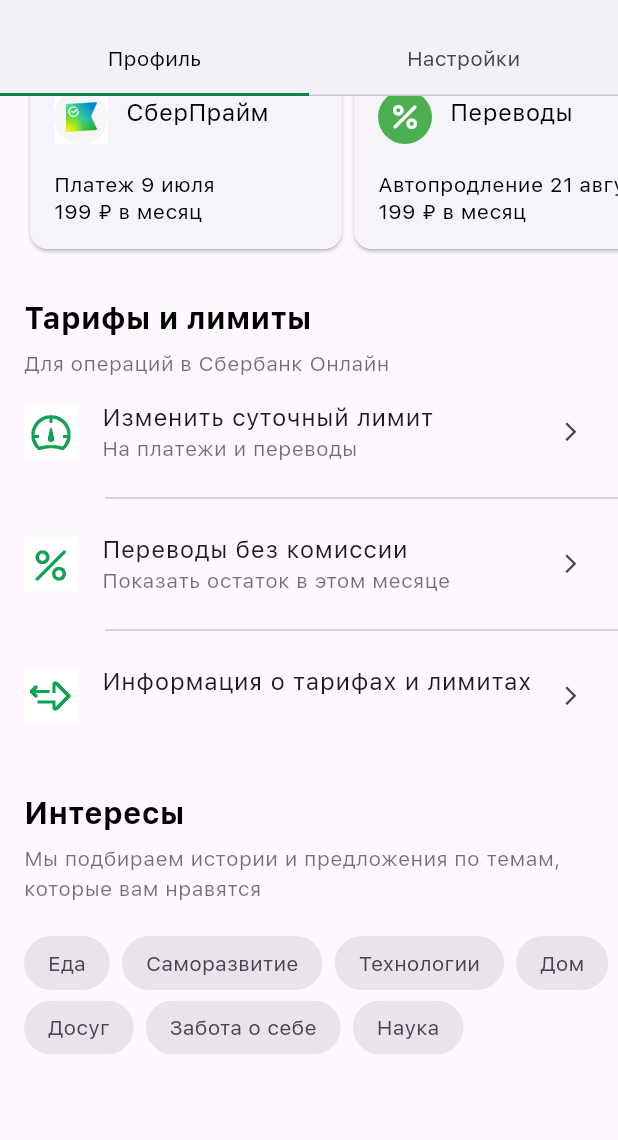
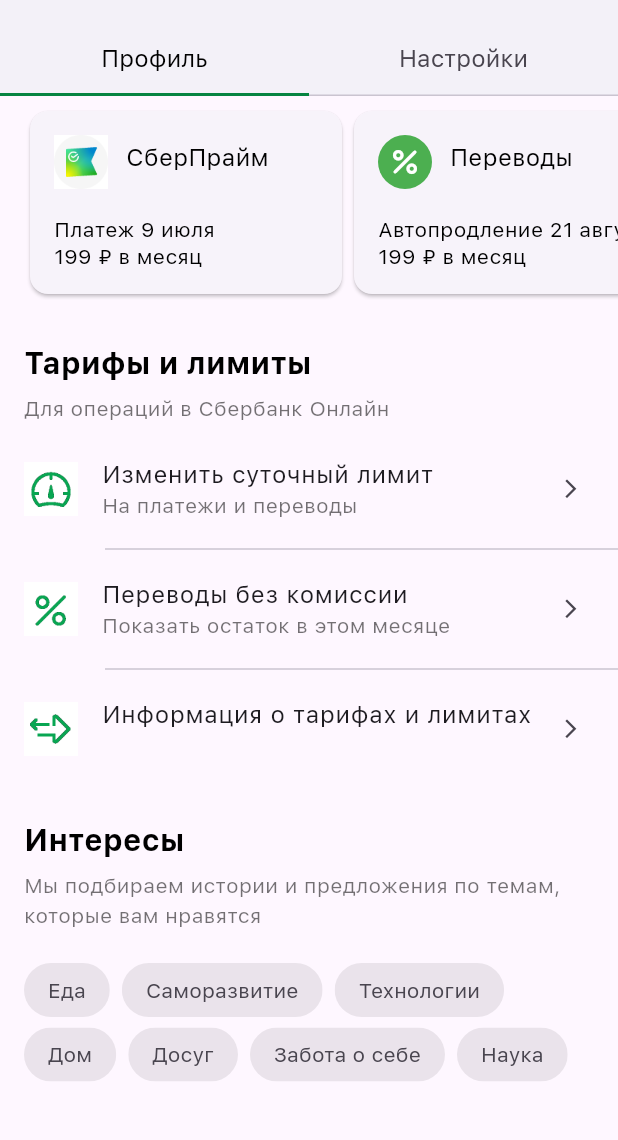
Before and after one commit to csupernova/FlutterScreen, a Flutter app: the screen it shows after launch, scrolled down 260 dp, on a phone screen of 412 x 824 dp, the part 60-1200 px from its top. Run offline on Flutter 3.47's test engine with Material 3 defaults, Android fonts, the phone set to English and light mode, and no system bars.

Commit message:
edit wrap, avatar paddings, fix safe area listView

```diff
--- a/lib/constants/colors.dart
+++ b/lib/constants/colors.dart
@@ -3,6 +3,7 @@
 class AppColors {
   const AppColors._();
 
+  static const white = Color(0xFFFFFFFF);
   static const iconGreen = Color(0xFF08a652);
   static const dividerGreen = Color(0xFF068441);
   static const black = Color(0xFF000000);
--- a/lib/constants/paddings.dart
+++ b/lib/constants/paddings.dart
@@ -1,8 +1,8 @@
 class AppPaddings {
   const AppPaddings._();
 
-  static const nameBottom = 18.0;
-  static const nameTop = 35.0;
+  static const nameBottom = 0.0;
+  static const nameTop = 30.0;
 
   static const mainSidePadding = 16.0;
 
--- a/lib/constants/sizes.dart
+++ b/lib/constants/sizes.dart
@@ -14,6 +14,8 @@
   static const fontRegularSize = 14.0;
   static const fontCardTitleSize = 16.0;
 
+  static const fontTabTitleSize = 16.0;
+
   static const fontListTitleSize = 16.0;
   static const heightListTitle = 20 / 16;
   static const heightListText = 18 / 14;
--- a/lib/main.dart
+++ b/lib/main.dart
@@ -20,11 +20,11 @@
             fontFamily: 'SFProText',
             useMaterial3: true,
             appBarTheme: const AppBarTheme(
-                color: Colors.white,
+                color: AppColors.white,
                 iconTheme: IconThemeData(color: AppColors.iconGreen))),
         home: const DefaultTabController(
+          length: 2,
           child: MyHomePage(),
-          length: 2,
         ));
   }
 }
--- /dev/null
+++ b/lib/ui/profile/carousel.dart
@@ -0,0 +1,122 @@
+import 'package:flutter/material.dart';
+import 'package:flutter_screen/constants/colors.dart';
+import 'package:flutter_screen/constants/paddings.dart';
+import 'package:flutter_screen/constants/sizes.dart';
+import 'package:flutter_screen/constants/strings.dart';
+
+class carousel extends StatelessWidget {
+  const carousel({super.key});
+
+  static const List images = [
+    Image(
+      image: AssetImage(
+        "assets/images/icon_sberprime.png",
+      ),
+      height: Sizes.iconSize,
+      width: Sizes.iconSize,
+    ),
+    CircleAvatar(
+        backgroundColor: Colors.green,
+        radius: 18,
+        child: Icon(Icons.percent_rounded, color: Colors.white)),
+  ];
+
+  @override
+  Widget build(BuildContext context) {
+    return Padding(
+        padding: const EdgeInsets.only(
+          top: AppPaddings.paddingCardTop,
+          //left: AppPaddings.mainSidePadding,
+        ),
+        child: Container(
+          height: Sizes.cardHeight,
+          child: Row(
+            mainAxisSize: MainAxisSize.max,
+            mainAxisAlignment: MainAxisAlignment.start,
+            children: [
+              Expanded(
+                child: ListView.builder(
+                  scrollDirection: Axis.horizontal,
+                  itemCount: Strings.titles.length,
+                  itemBuilder: (context, index) {
+                    return Padding(
+                        padding: EdgeInsets.only(
+                          left: (index == 0) ? AppPaddings.mainSidePadding : 0,
+                          right: (index == Strings.titles.length - 1)
+                              ? AppPaddings.mainSidePadding
+                              : 0,
+                        ),
+                        child: Container(
+                            width: Sizes.cardWidth,
+                            child: Card(
+                              shadowColor: Colors.black,
+                              surfaceTintColor: Colors.white,
+                              child: InkWell(
+                                borderRadius:
+                                    BorderRadius.all(Radius.circular(8)),
+                                onTap: () {},
+                                child: Column(
+                                    mainAxisSize: MainAxisSize.max,
+                                    crossAxisAlignment:
+                                        CrossAxisAlignment.start,
+                                    children: [
+                                      Row(
+                                        children: [
+                                          Padding(
+                                              padding: const EdgeInsets.only(
+                                                  top: AppPaddings
+                                                      .mainSidePadding,
+                                                  left: AppPaddings
+                                                      .mainSidePadding,
+                                                  right: 12),
+                                              child: images[index]),
+                                          Padding(
+                                              padding: const EdgeInsets.only(
+                                                  top: 10),
+                                              child: Text(Strings.titles[index],
+                                                  style: const TextStyle(
+                                                    fontSize:
+                                                        Sizes.fontCardTitleSize,
+                                                    fontWeight: FontWeight.w500,
+                                                    color: AppColors.black,
+                                                  )))
+                                        ],
+                                      ),
+                                      Padding(
+                                          padding: const EdgeInsets.only(
+                                              top: 18,
+                                              left:
+                                                  AppPaddings.mainSidePadding),
+                                          child: Text(
+                                              Strings.secondary_titles[index],
+                                              style: const TextStyle(
+                                                fontSize: Sizes.fontRegularSize,
+                                                fontWeight: FontWeight.w500,
+                                                color: AppColors.black,
+                                                height: Sizes.hsubTitlesCard,
+                                              ))),
+                                      Padding(
+                                          padding: const EdgeInsets.only(
+                                              bottom: 16,
+                                              left:
+                                                  AppPaddings.mainSidePadding),
+                                          child: Text(
+                                              Strings
+                                                  .secondary_subtitles[index],
+                                              style: const TextStyle(
+                                                fontSize: Sizes.fontRegularSize,
+                                                fontWeight: FontWeight.w500,
+                                                color: AppColors.black,
+                                                height: Sizes.hsubTitlesCard,
+                                              )))
+                                    ]),
+                              ),
+                            )));
+                  },
+                ),
+              )
+            ],
+          ),
+        ));
+  }
+}
--- a/lib/ui/profile/carousel/carousel.dart
+++ /dev/null
@@ -1,107 +0,0 @@
-import 'package:flutter/material.dart';
-import 'package:flutter_screen/constants/colors.dart';
-import 'package:flutter_screen/constants/paddings.dart';
-import 'package:flutter_screen/constants/sizes.dart';
-import 'package:flutter_screen/constants/strings.dart';
-
-class carousel extends StatelessWidget {
-  const carousel({super.key});
-
-  static const List images = [
-    Image(
-      image: AssetImage(
-        "assets/images/icon_sberprime.png",
-      ),
-      height: Sizes.iconSize,
-      width: Sizes.iconSize,
-    ),
-    CircleAvatar(
-        backgroundColor: Colors.green,
-        radius: 18,
-        child: Icon(Icons.percent_rounded, color: Colors.white)),
-  ];
-
-  @override
-  Widget build(BuildContext context) {
-    return Padding(
-        padding: const EdgeInsets.only(
-          top: AppPaddings.paddingCardTop,
-          left: AppPaddings.mainSidePadding,
-        ),
-        child: Container(
-          height: Sizes.cardHeight,
-          child: Row(
-            mainAxisSize: MainAxisSize.max,
-            mainAxisAlignment: MainAxisAlignment.start,
-            children: [
-              Expanded(
-                child: ListView.builder(
-                  scrollDirection: Axis.horizontal,
-                  itemCount: Strings.titles.length,
-                  itemBuilder: (context, index) {
-                    return Container(
-                        width: Sizes.cardWidth,
-                        child: Card(
-                          shadowColor: Colors.black,
-                          surfaceTintColor: Colors.white,
-                          child: InkWell(
-                            borderRadius: BorderRadius.all(Radius.circular(8)),
-                            onTap: () {},
-                            child: Column(
-                                mainAxisSize: MainAxisSize.max,
-                                crossAxisAlignment: CrossAxisAlignment.start,
-                                children: [
-                                  Row(
-                                    children: [
-                                      Padding(
-                                          padding: const EdgeInsets.only(
-                                              top: AppPaddings.mainSidePadding,
-                                              left: AppPaddings.mainSidePadding,
-                                              right: 12),
-                                          child: images[index]),
-                                      Padding(
-                                          padding:
-                                              const EdgeInsets.only(top: 10),
-                                          child: Text(Strings.titles[index],
-                                              style: const TextStyle(
-                                                fontSize:
-                                                    Sizes.fontCardTitleSize,
-                                                fontWeight: FontWeight.w500,
-                                                color: AppColors.black,
-                                              )))
-                                    ],
-                                  ),
-                                  Padding(
-                                      padding: const EdgeInsets.only(
-                                          top: 18,
-                                          left: AppPaddings.mainSidePadding),
-                                      child:
-                                          Text(Strings.secondary_titles[index],
-                                              style: const TextStyle(
-                                                fontSize: Sizes.fontRegularSize,
-                                                fontWeight: FontWeight.w500,
-                                                color: AppColors.black,
-                                                height: Sizes.hsubTitlesCard,
-                                              ))),
-                                  Padding(
-                                      padding: const EdgeInsets.only(
-                                          bottom: 16, left: 16),
-                                      child: Text(
-                                          Strings.secondary_subtitles[index],
-                                          style: const TextStyle(
-                                            fontSize: Sizes.fontRegularSize,
-                                            fontWeight: FontWeight.w500,
-                                            color: AppColors.black,
-                                            height: Sizes.hsubTitlesCard,
-                                          )))
-                                ]),
-                          ),
-                        ));
-                  },
-                ),
-              )
-            ],
-          ),
-        ));
-  }
-}
--- a/lib/ui/profile/filters/chips.dart
+++ b/lib/ui/profile/chips.dart
@@ -26,7 +26,10 @@
   @override
   Widget build(BuildContext context) {
     return Padding(
-        padding: const EdgeInsets.only(left: AppPaddings.mainSidePadding),
+        padding: const EdgeInsets.only(
+          left: AppPaddings.mainSidePadding,
+          right: AppPaddings.mainSidePadding,
+        ),
         child: Wrap(
           runSpacing: AppPaddings.filterRunSpacing,
           spacing: AppPaddings.filterSpacing,
--- a/lib/ui/profile/list/listTiles.dart
+++ b/lib/ui/profile/listTiles.dart
@@ -16,6 +16,7 @@
   @override
   Widget build(BuildContext context) {
     return ListView.separated(
+        padding: EdgeInsets.zero,
         physics: ClampingScrollPhysics(),
         shrinkWrap: true,
         separatorBuilder: (BuildContext, context) {
@@ -26,6 +27,7 @@
         itemCount: 3,
         itemBuilder: (context, index) {
           return ListTile(
+            dense: true,
             onTap: () {},
             leading: Image(
               image: listImages[index],
--- a/lib/ui/profile/profile.dart
+++ b/lib/ui/profile/profile.dart
@@ -1,17 +1,17 @@
 import 'package:flutter/material.dart';
-import 'package:flutter_screen/ui/profile/carousel/carousel.dart';
-import 'package:flutter_screen/ui/profile/carousel/subTextSection.dart';
-import 'package:flutter_screen/ui/profile/filters/chips.dart';
-import 'package:flutter_screen/ui/profile/filters/textSection.dart';
-import 'package:flutter_screen/ui/profile/list/listTiles.dart';
-import 'package:flutter_screen/ui/profile/list/tarifsText.dart';
+import 'package:flutter_screen/ui/profile/carousel.dart';
+import 'package:flutter_screen/ui/profile/chips.dart';
+import 'package:flutter_screen/ui/profile/listTiles.dart';
+import 'package:flutter_screen/ui/profile/subTextSection.dart';
+import 'package:flutter_screen/ui/profile/tarifsText.dart';
+import 'package:flutter_screen/ui/profile/textSection.dart';
 
 class profileScreen extends StatelessWidget {
   const profileScreen({super.key});
 
   @override
   Widget build(BuildContext context) {
-    return ListView(children: const [
+    return ListView(padding: EdgeInsets.zero, children: const [
       subscriptions(),
       carousel(),
       tarifksText(),
--- a/lib/ui/profile/list/tarifsText.dart
+++ b/lib/ui/profile/subTextSection.dart
@@ -5,8 +5,8 @@
 import 'package:flutter_screen/constants/strings.dart';
 
 // ignore: camel_case_types
-class tarifksText extends StatelessWidget {
-  const tarifksText({super.key});
+class subscriptions extends StatelessWidget {
+  const subscriptions({super.key});
 
   @override
   Widget build(BuildContext context) {
@@ -16,19 +16,21 @@
       children: [
         Padding(
             padding: EdgeInsets.only(
-                top: AppPaddings.tarifsTextTop,
-                bottom: AppPaddings.tarifsTextBottom,
-                left: AppPaddings.mainSidePadding),
-            child: Text(Strings.tarifsAndLimits,
-                textAlign: TextAlign.left,
+                top: 30,
+                bottom: 8,
+                left: AppPaddings.mainSidePadding,
+                right: AppPaddings.mainSidePadding),
+            child: Text(Strings.subTitleSection,
                 style: TextStyle(
                     fontSize: Sizes.fontTitleSize,
                     fontWeight: FontWeight.w700,
                     color: AppColors.black,
                     height: Sizes.heightTitle))),
         Padding(
-            padding: EdgeInsets.only(left: AppPaddings.mainSidePadding),
-            child: Text(Strings.secondsubTarif,
+            padding: EdgeInsets.only(
+                left: AppPaddings.mainSidePadding,
+                right: AppPaddings.mainSidePadding),
+            child: Text(Strings.subTextSection,
                 textAlign: TextAlign.left,
                 style: TextStyle(
                   fontSize: Sizes.fontRegularSize,
--- a/lib/ui/profile/carousel/subTextSection.dart
+++ b/lib/ui/profile/tarifsText.dart
@@ -5,8 +5,8 @@
 import 'package:flutter_screen/constants/strings.dart';
 
 // ignore: camel_case_types
-class subscriptions extends StatelessWidget {
-  const subscriptions({super.key});
+class tarifksText extends StatelessWidget {
+  const tarifksText({super.key});
 
   @override
   Widget build(BuildContext context) {
@@ -16,20 +16,20 @@
       children: [
         Padding(
             padding: EdgeInsets.only(
-                bottom: 8,
-                left: AppPaddings.mainSidePadding,
-                right: AppPaddings.mainSidePadding),
-            child: Text(Strings.subTitleSection,
+                top: AppPaddings.tarifsTextTop,
+                bottom: AppPaddings.tarifsTextBottom,
+                left: AppPaddings.mainSidePadding),
+            child: Text(Strings.tarifsAndLimits,
+                textAlign: TextAlign.left,
                 style: TextStyle(
                     fontSize: Sizes.fontTitleSize,
                     fontWeight: FontWeight.w700,
                     color: AppColors.black,
                     height: Sizes.heightTitle))),
         Padding(
-            padding: EdgeInsets.only(
-                left: AppPaddings.mainSidePadding,
-                right: AppPaddings.mainSidePadding),
-            child: Text(Strings.subTextSection,
+            padding:
+                EdgeInsets.only(left: AppPaddings.mainSidePadding, bottom: 12),
+            child: Text(Strings.secondsubTarif,
                 textAlign: TextAlign.left,
                 style: TextStyle(
                   fontSize: Sizes.fontRegularSize,
--- a/lib/ui/topsection/topsection.dart
+++ b/lib/ui/topsection/topsection.dart
@@ -22,9 +22,12 @@
       indicatorSize: TabBarIndicatorSize.tab,
       indicatorColor: AppColors.dividerGreen,
       labelColor: AppColors.black,
+      labelStyle: const TextStyle(fontSize: Sizes.fontTabTitleSize),
       tabs: Strings.tabs
           .map(
-            (tabName) => Tab(text: tabName),
+            (tabName) => Tab(
+              text: tabName,
+            ),
           )
           .toList(),
     ),
@@ -41,7 +44,7 @@
         StretchMode.fadeTitle,
       ],
       background: Stack(
-        alignment: Alignment.center,
+        alignment: Alignment.bottomCenter,
         children: <Widget>[
           Column(mainAxisAlignment: MainAxisAlignment.center, children: [
             Image(
```
Also changed, not shown: lib/ui/profile/textSection.dart (renamed from lib/ui/profile/filters/textSection.dart).
